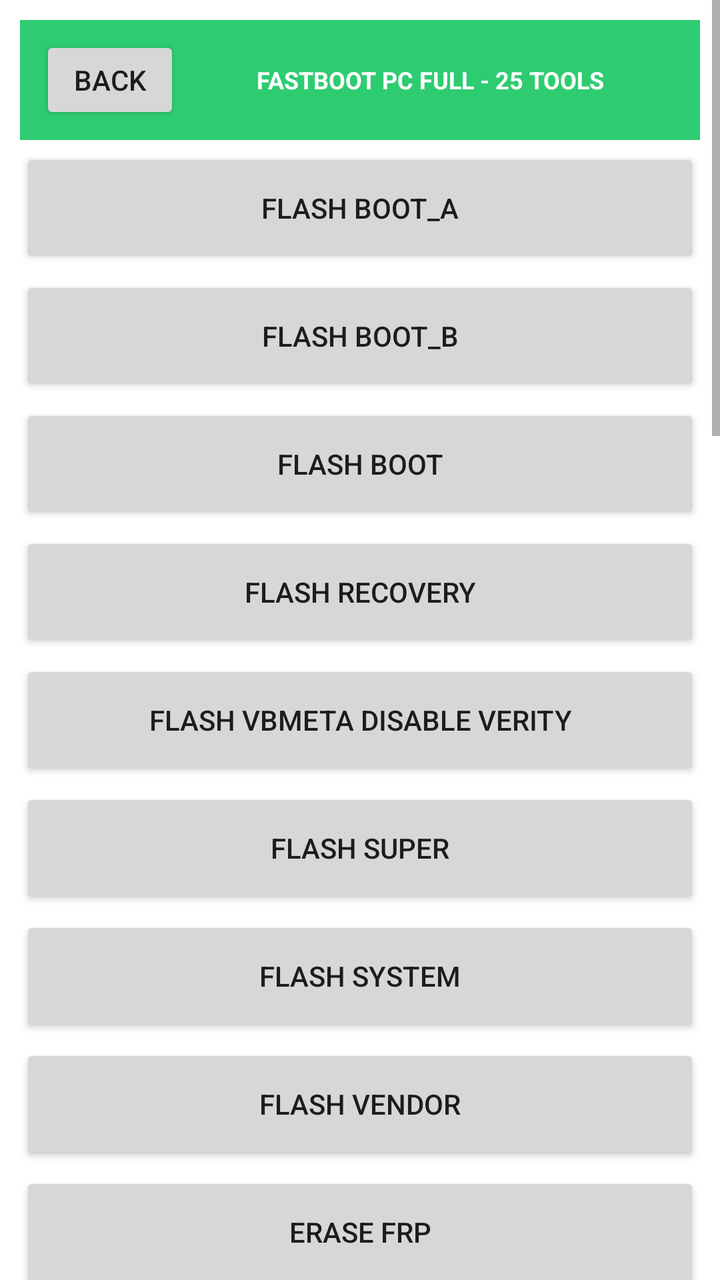
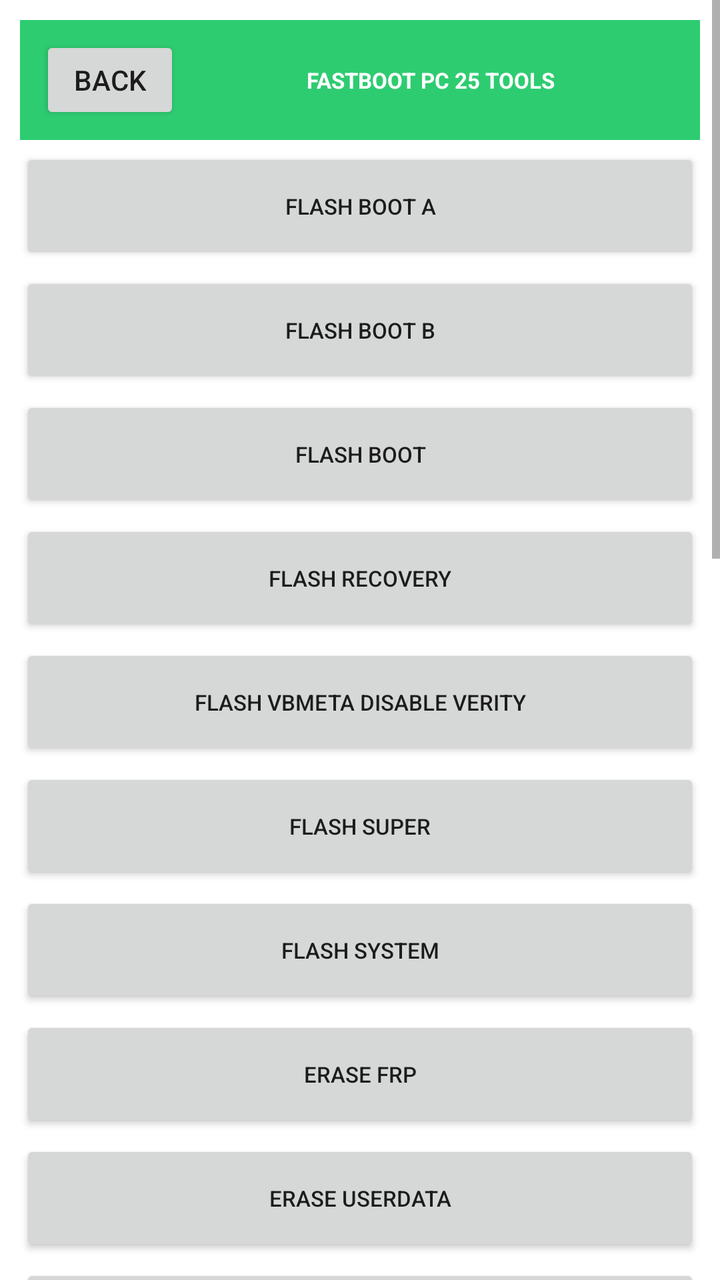

Before-and-after screenshots of an Android layout around one commit, followed by the original layout XML and the change that was made.
<!-- AndroidManifest.xml: application theme Theme.OTGFlasher -->
<!-- res/layout/activity_fastboot.xml -->
<?xml version="1.0" encoding="utf-8"?>
<ScrollView xmlns:android="http://schemas.android.com/apk/res/android" android:layout_width="match_parent" android:layout_height="match_parent" android:background="#FFFFFF">
<LinearLayout android:orientation="vertical" android:layout_width="match_parent" android:layout_height="wrap_content" android:padding="10dp">
<LinearLayout android:orientation="horizontal" android:layout_width="match_parent" android:layout_height="60dp" android:background="#2ECC71" android:gravity="center_vertical" android:padding="10dp"><Button android:id="@+id/btn_back" android:text="BACK" android:layout_width="70dp" android:layout_height="44dp"/><TextView android:text="FASTBOOT PC FULL - 25 TOOLS" android:textSize="12sp" android:textStyle="bold" android:textColor="#FFFFFF" android:layout_width="0dp" android:layout_weight="1" android:layout_height="wrap_content" android:gravity="center"/></LinearLayout>
<Button android:id="@+id/btn_flash_boot_a_0" android:text="FLASH boot_a" android:layout_width="match_parent" android:layout_height="60dp" android:layout_marginTop="4dp"/>
<Button android:id="@+id/btn_flash_boot_b_1" android:text="FLASH boot_b" android:layout_width="match_parent" android:layout_height="60dp" android:layout_marginTop="4dp"/>
<Button android:id="@+id/btn_flash_boot_2" android:text="FLASH boot" android:layout_width="match_parent" android:layout_height="60dp" android:layout_marginTop="4dp"/>
<Button android:id="@+id/btn_flash_recovery_3" android:text="FLASH recovery" android:layout_width="match_parent" android:layout_height="60dp" android:layout_marginTop="4dp"/>
<Button android:id="@+id/btn_flash_vbmeta_disable_verity_4" android:text="FLASH vbmeta disable verity" android:layout_width="match_parent" android:layout_height="60dp" android:layout_marginTop="4dp"/>
<Button android:id="@+id/btn_flash_super_5" android:text="FLASH super" android:layout_width="match_parent" android:layout_height="60dp" android:layout_marginTop="4dp"/>
<Button android:id="@+id/btn_flash_system_6" android:text="FLASH system" android:layout_width="match_parent" android:layout_height="60dp" android:layout_marginTop="4dp"/>
<Button android:id="@+id/btn_flash_vendor_7" android:text="FLASH vendor" android:layout_width="match_parent" android:layout_height="60dp" android:layout_marginTop="4dp"/>
<Button android:id="@+id/btn_erase_frp_8" android:text="ERASE frp" android:layout_width="match_parent" android:layout_height="60dp" android:layout_marginTop="4dp"/>
<Button android:id="@+id/btn_erase_userdata_9" android:text="ERASE userdata" android:layout_width="match_parent" android:layout_height="60dp" android:layout_marginTop="4dp"/>
<Button android:id="@+id/btn_erase_cache_10" android:text="ERASE cache" android:layout_width="match_parent" android:layout_height="60dp" android:layout_marginTop="4dp"/>
<Button android:id="@+id/btn_getvar_all_11" android:text="GETVAR all" android:layout_width="match_parent" android:layout_height="60dp" android:layout_marginTop="4dp"/>
<Button android:id="@+id/btn_getvar_unlocked_12" android:text="GETVAR unlocked" android:layout_width="match_parent" android:layout_height="60dp" android:layout_marginTop="4dp"/>
<Button android:id="@+id/btn_oem_device_info_13" android:text="OEM device info" android:layout_width="match_parent" android:layout_height="60dp" android:layout_marginTop="4dp"/>
<Button android:id="@+id/btn_flashing_unlock_14" android:text="FLASHING unlock" android:layout_width="match_parent" android:layout_height="60dp" android:layout_marginTop="4dp"/>
<Button android:id="@+id/btn_flashing_lock_15" android:text="FLASHING lock" android:layout_width="match_parent" android:layout_height="60dp" android:layout_marginTop="4dp"/>
<Button android:id="@+id/btn_oem_unlock_go_16" android:text="OEM unlock go" android:layout_width="match_parent" android:layout_height="60dp" android:layout_marginTop="4dp"/>
<Button android:id="@+id/btn_reboot_bootloader_17" android:text="REBOOT bootloader" android:layout_width="match_parent" android:layout_height="60dp" android:layout_marginTop="4dp"/>
<Button android:id="@+id/btn_reboot_recovery_18" android:text="REBOOT recovery" android:layout_width="match_parent" android:layout_height="60dp" android:layout_marginTop="4dp"/>
<Button android:id="@+id/btn_reboot_edl_19" android:text="REBOOT edl" android:layout_width="match_parent" android:layout_height="60dp" android:layout_marginTop="4dp"/>
<Button android:id="@+id/btn_reboot_system_20" android:text="REBOOT system" android:layout_width="match_parent" android:layout_height="60dp" android:layout_marginTop="4dp"/>
<ProgressBar android:id="@+id/progress_bar" style="?android:attr/progressBarStyleHorizontal" android:layout_width="match_parent" android:layout_height="16dp" android:max="100" android:layout_marginTop="12dp"/>
<TextView android:id="@+id/txt_detail" android:text="Ready" android:textSize="11sp" android:layout_width="match_parent" android:layout_height="wrap_content" android:layout_marginTop="5dp"/>
<TextView android:id="@+id/log_view" android:text="LOG - semua fungsi real bukan echo" android:textSize="10sp" android:background="#111111" android:textColor="#00FF00" android:padding="8dp" android:layout_width="match_parent" android:layout_height="400dp" android:layout_marginTop="8dp"/>
</LinearLayout></ScrollView>
<!-- resources referenced by this layout -->
<resources>
  <style name="Theme.OTGFlasher" parent="android:Theme.Material.Light.NoActionBar" />
</resources>

<!-- the commit's change to res/layout/activity_fastboot.xml (unified diff, before → after) -->
@@ -1,29 +1,23 @@
 <?xml version="1.0" encoding="utf-8"?>
 <ScrollView xmlns:android="http://schemas.android.com/apk/res/android" android:layout_width="match_parent" android:layout_height="match_parent" android:background="#FFFFFF">
 <LinearLayout android:orientation="vertical" android:layout_width="match_parent" android:layout_height="wrap_content" android:padding="10dp">
-<LinearLayout android:orientation="horizontal" android:layout_width="match_parent" android:layout_height="60dp" android:background="#2ECC71" android:gravity="center_vertical" android:padding="10dp"><Button android:id="@+id/btn_back" android:text="BACK" android:layout_width="70dp" android:layout_height="44dp"/><TextView android:text="FASTBOOT PC FULL - 25 TOOLS" android:textSize="12sp" android:textStyle="bold" android:textColor="#FFFFFF" android:layout_width="0dp" android:layout_weight="1" android:layout_height="wrap_content" android:gravity="center"/></LinearLayout>
-<Button android:id="@+id/btn_flash_boot_a_0" android:text="FLASH boot_a" android:layout_width="match_parent" android:layout_height="60dp" android:layout_marginTop="4dp"/>
-<Button android:id="@+id/btn_flash_boot_b_1" android:text="FLASH boot_b" android:layout_width="match_parent" android:layout_height="60dp" android:layout_marginTop="4dp"/>
-<Button android:id="@+id/btn_flash_boot_2" android:text="FLASH boot" android:layout_width="match_parent" android:layout_height="60dp" android:layout_marginTop="4dp"/>
-<Button android:id="@+id/btn_flash_recovery_3" android:text="FLASH recovery" android:layout_width="match_parent" android:layout_height="60dp" android:layout_marginTop="4dp"/>
-<Button android:id="@+id/btn_flash_vbmeta_disable_verity_4" android:text="FLASH vbmeta disable verity" android:layout_width="match_parent" android:layout_height="60dp" android:layout_marginTop="4dp"/>
-<Button android:id="@+id/btn_flash_super_5" android:text="FLASH super" android:layout_width="match_parent" android:layout_height="60dp" android:layout_marginTop="4dp"/>
-<Button android:id="@+id/btn_flash_system_6" android:text="FLASH system" android:layout_width="match_parent" android:layout_height="60dp" android:layout_marginTop="4dp"/>
-<Button android:id="@+id/btn_flash_vendor_7" android:text="FLASH vendor" android:layout_width="match_parent" android:layout_height="60dp" android:layout_marginTop="4dp"/>
-<Button android:id="@+id/btn_erase_frp_8" android:text="ERASE frp" android:layout_width="match_parent" android:layout_height="60dp" android:layout_marginTop="4dp"/>
-<Button android:id="@+id/btn_erase_userdata_9" android:text="ERASE userdata" android:layout_width="match_parent" android:layout_height="60dp" android:layout_marginTop="4dp"/>
-<Button android:id="@+id/btn_erase_cache_10" android:text="ERASE cache" android:layout_width="match_parent" android:layout_height="60dp" android:layout_marginTop="4dp"/>
-<Button android:id="@+id/btn_getvar_all_11" android:text="GETVAR all" android:layout_width="match_parent" android:layout_height="60dp" android:layout_marginTop="4dp"/>
-<Button android:id="@+id/btn_getvar_unlocked_12" android:text="GETVAR unlocked" android:layout_width="match_parent" android:layout_height="60dp" android:layout_marginTop="4dp"/>
-<Button android:id="@+id/btn_oem_device_info_13" android:text="OEM device info" android:layout_width="match_parent" android:layout_height="60dp" android:layout_marginTop="4dp"/>
-<Button android:id="@+id/btn_flashing_unlock_14" android:text="FLASHING unlock" android:layout_width="match_parent" android:layout_height="60dp" android:layout_marginTop="4dp"/>
-<Button android:id="@+id/btn_flashing_lock_15" android:text="FLASHING lock" android:layout_width="match_parent" android:layout_height="60dp" android:layout_marginTop="4dp"/>
-<Button android:id="@+id/btn_oem_unlock_go_16" android:text="OEM unlock go" android:layout_width="match_parent" android:layout_height="60dp" android:layout_marginTop="4dp"/>
-<Button android:id="@+id/btn_reboot_bootloader_17" android:text="REBOOT bootloader" android:layout_width="match_parent" android:layout_height="60dp" android:layout_marginTop="4dp"/>
-<Button android:id="@+id/btn_reboot_recovery_18" android:text="REBOOT recovery" android:layout_width="match_parent" android:layout_height="60dp" android:layout_marginTop="4dp"/>
-<Button android:id="@+id/btn_reboot_edl_19" android:text="REBOOT edl" android:layout_width="match_parent" android:layout_height="60dp" android:layout_marginTop="4dp"/>
-<Button android:id="@+id/btn_reboot_system_20" android:text="REBOOT system" android:layout_width="match_parent" android:layout_height="60dp" android:layout_marginTop="4dp"/>
+<LinearLayout android:orientation="horizontal" android:layout_width="match_parent" android:layout_height="60dp" android:background="#2ECC71" android:gravity="center_vertical" android:padding="10dp"><Button android:id="@+id/btn_back" android:text="BACK" android:layout_width="70dp" android:layout_height="44dp"/><TextView android:text="FASTBOOT PC 25 TOOLS" android:textSize="11sp" android:textStyle="bold" android:textColor="#FFFFFF" android:layout_width="0dp" android:layout_weight="1" android:layout_height="wrap_content" android:gravity="center"/></LinearLayout>
+<Button android:id="@+id/btn_flash_boot_a_0" android:text="FLASH boot a" android:layout_width="match_parent" android:layout_height="58dp" android:layout_marginTop="4dp" android:textSize="11sp"/>
+<Button android:id="@+id/btn_flash_boot_b_1" android:text="FLASH boot b" android:layout_width="match_parent" android:layout_height="58dp" android:layout_marginTop="4dp" android:textSize="11sp"/>
+<Button android:id="@+id/btn_flash_boot_2" android:text="FLASH boot" android:layout_width="match_parent" android:layout_height="58dp" android:layout_marginTop="4dp" android:textSize="11sp"/>
+<Button android:id="@+id/btn_flash_recovery_3" android:text="FLASH recovery" android:layout_width="match_parent" android:layout_height="58dp" android:layout_marginTop="4dp" android:textSize="11sp"/>
+<Button android:id="@+id/btn_flash_vbmeta_disable_verity_4" android:text="FLASH vbmeta disable verity" android:layout_width="match_parent" android:layout_height="58dp" android:layout_marginTop="4dp" android:textSize="11sp"/>
+<Button android:id="@+id/btn_flash_super_5" android:text="FLASH super" android:layout_width="match_parent" android:layout_height="58dp" android:layout_marginTop="4dp" android:textSize="11sp"/>
+<Button android:id="@+id/btn_flash_system_6" android:text="FLASH system" android:layout_width="match_parent" android:layout_height="58dp" android:layout_marginTop="4dp" android:textSize="11sp"/>
+<Button android:id="@+id/btn_erase_frp_7" android:text="ERASE frp" android:layout_width="match_parent" android:layout_height="58dp" android:layout_marginTop="4dp" android:textSize="11sp"/>
+<Button android:id="@+id/btn_erase_userdata_8" android:text="ERASE userdata" android:layout_width="match_parent" android:layout_height="58dp" android:layout_marginTop="4dp" android:textSize="11sp"/>
+<Button android:id="@+id/btn_getvar_all_9" android:text="GETVAR all" android:layout_width="match_parent" android:layout_height="58dp" android:layout_marginTop="4dp" android:textSize="11sp"/>
+<Button android:id="@+id/btn_oem_device_info_10" android:text="OEM device info" android:layout_width="match_parent" android:layout_height="58dp" android:layout_marginTop="4dp" android:textSize="11sp"/>
+<Button android:id="@+id/btn_flashing_unlock_11" android:text="FLASHING unlock" android:layout_width="match_parent" android:layout_height="58dp" android:layout_marginTop="4dp" android:textSize="11sp"/>
+<Button android:id="@+id/btn_flashing_lock_12" android:text="FLASHING lock" android:layout_width="match_parent" android:layout_height="58dp" android:layout_marginTop="4dp" android:textSize="11sp"/>
+<Button android:id="@+id/btn_reboot_bootloader_13" android:text="REBOOT bootloader" android:layout_width="match_parent" android:layout_height="58dp" android:layout_marginTop="4dp" android:textSize="11sp"/>
+<Button android:id="@+id/btn_reboot_edl_14" android:text="REBOOT edl" android:layout_width="match_parent" android:layout_height="58dp" android:layout_marginTop="4dp" android:textSize="11sp"/>
 <ProgressBar android:id="@+id/progress_bar" style="?android:attr/progressBarStyleHorizontal" android:layout_width="match_parent" android:layout_height="16dp" android:max="100" android:layout_marginTop="12dp"/>
 <TextView android:id="@+id/txt_detail" android:text="Ready" android:textSize="11sp" android:layout_width="match_parent" android:layout_height="wrap_content" android:layout_marginTop="5dp"/>
-<TextView android:id="@+id/log_view" android:text="LOG - semua fungsi real bukan echo" android:textSize="10sp" android:background="#111111" android:textColor="#00FF00" android:padding="8dp" android:layout_width="match_parent" android:layout_height="400dp" android:layout_marginTop="8dp"/>
+<TextView android:id="@+id/log_view" android:text="LOG PC PARITY REAL COMMAND" android:textSize="10sp" android:background="#111111" android:textColor="#00FF00" android:padding="8dp" android:layout_width="match_parent" android:layout_height="400dp" android:layout_marginTop="8dp"/>
 </LinearLayout></ScrollView>
